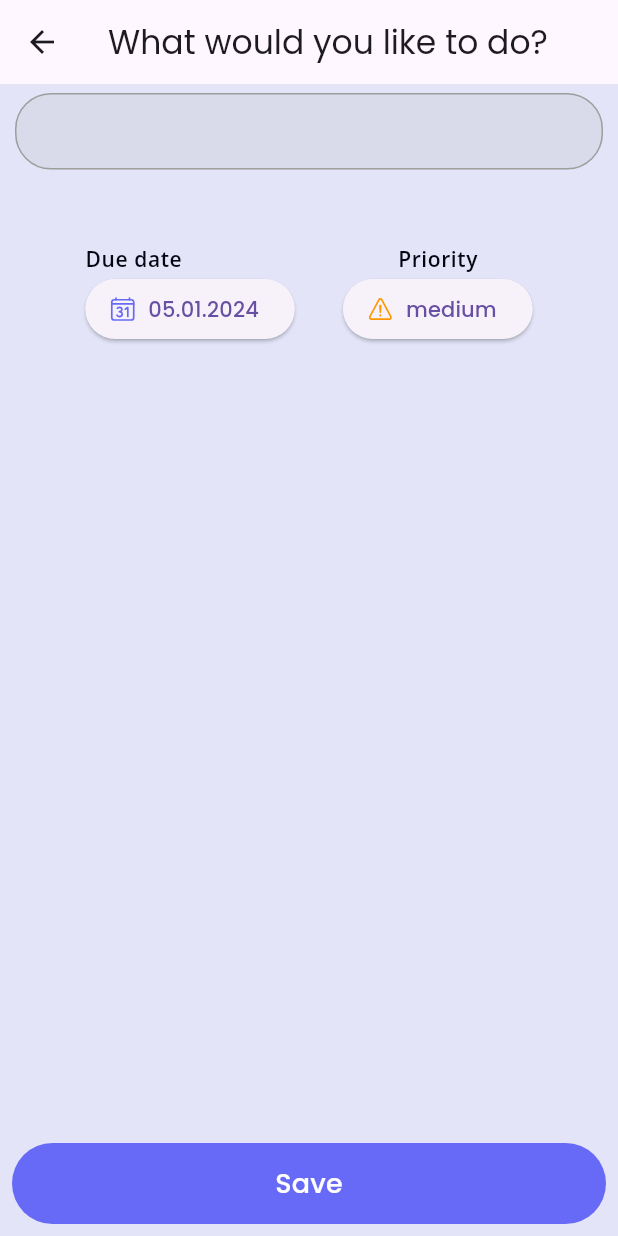
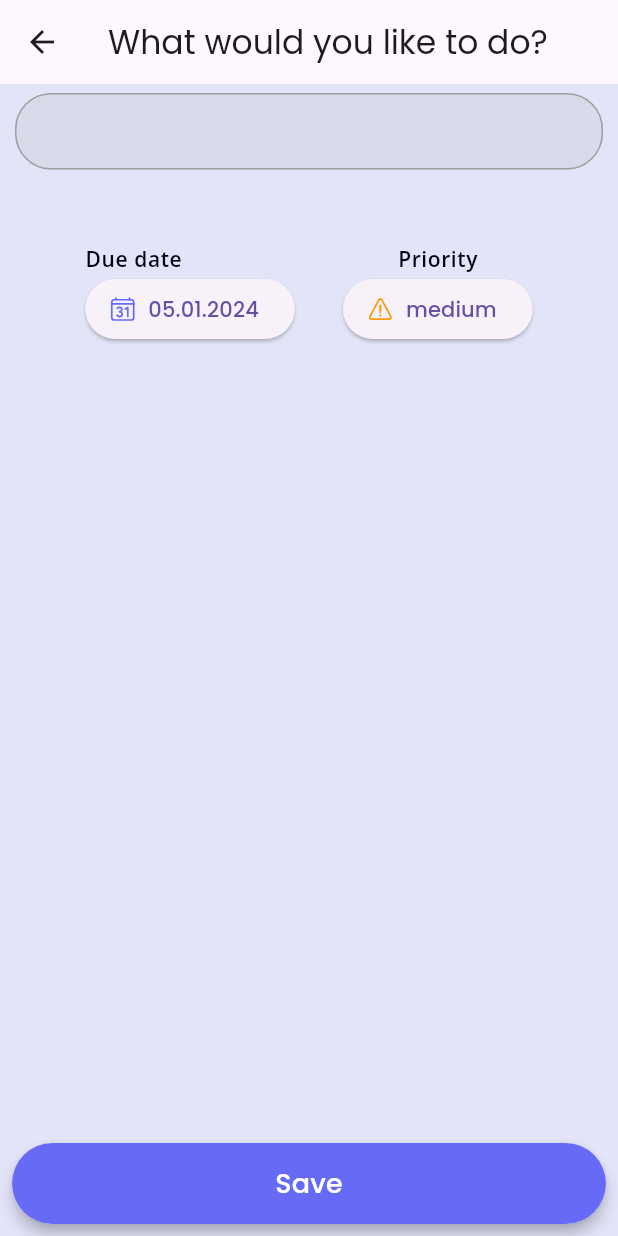
Before and after one commit to EncouragedEntity/todo-list, a Flutter app: the TodosPage screen opened by its route, after a tap on the "add" icon, on a phone screen of 412 x 824 dp. Run offline on Flutter 3.47's test engine with Material 3 defaults, Android fonts, the phone set to English and light mode, and no system bars; our stand-ins replace equatable, flutter_bloc, flutter_native_splash, fluttertoast, google_fonts, grouped_list and 3 more; missing offline and left inert: flutter_session_manager, localstore, mailer; statements that could not run were skipped.

Commit message:
elevated buttons!!!

```diff
--- a/lib/presentation/pages/add_edit_item_page.dart
+++ b/lib/presentation/pages/add_edit_item_page.dart
@@ -184,6 +184,9 @@ class _AddEditItemPageState extends State<AddEditItemPage> {
           const Spacer(),
           Padding(
             padding: const EdgeInsets.all(8.0),
+            child: Material(
+              elevation: 4,
+              borderRadius: BorderRadius.circular(28),
               child: TextButton(
                 style: ButtonStyle(
                   elevation: const MaterialStatePropertyAll(4),
@@ -193,8 +196,8 @@ class _AddEditItemPageState extends State<AddEditItemPage> {
                   foregroundColor: const MaterialStatePropertyAll(
                     Colors.white,
                   ),
-                minimumSize:
-                    MaterialStateProperty.all(const Size(double.infinity, 54)),
+                  minimumSize: MaterialStateProperty.all(
+                      const Size(double.infinity, 54)),
                 ),
                 onPressed: () {
                   item.title = _titleController.text.isEmpty
@@ -209,6 +212,7 @@ class _AddEditItemPageState extends State<AddEditItemPage> {
                 ),
               ),
             ),
+          ),
         ],
       ),
     );
--- a/lib/presentation/pages/todos_page.dart
+++ b/lib/presentation/pages/todos_page.dart
@@ -145,7 +145,10 @@ class _TodosPageState extends State<TodosPage> {
                   ),
                 ),
               ),
-              floatingActionButton: IconButton(
+              floatingActionButton: Material(
+                elevation: 4,
+                borderRadius: BorderRadius.circular(30),
+                child: IconButton(
                   style: ButtonStyle(
                     elevation: const MaterialStatePropertyAll(4),
                     backgroundColor: MaterialStatePropertyAll(
@@ -170,6 +173,7 @@ class _TodosPageState extends State<TodosPage> {
                     Icons.add,
                     size: 40,
                     color: Colors.white,
+                  ),
                 ),
               ),
               floatingActionButtonLocation:
--- a/lib/presentation/widgets/todo/todo_list_tile.dart
+++ b/lib/presentation/widgets/todo/todo_list_tile.dart
@@ -40,6 +40,9 @@ class _TodoItemListTileState extends State<TodoItemListTile> {
       padding: const EdgeInsets.all(8),
       child: Opacity(
         opacity: isChecked ? 0.5 : 1.0,
+        child: Material(
+          elevation: 2,
+          borderRadius: BorderRadius.circular(16),
           child: Container(
             decoration: BoxDecoration(
               borderRadius: BorderRadius.circular(16),
@@ -68,8 +71,8 @@ class _TodoItemListTileState extends State<TodoItemListTile> {
                 Logger().i("Tile was tapped");
               },
               focusColor: Colors.transparent,
-            shape:
-                BeveledRectangleBorder(borderRadius: BorderRadius.circular(16)),
+              shape: BeveledRectangleBorder(
+                  borderRadius: BorderRadius.circular(16)),
               contentPadding: EdgeInsets.zero,
               horizontalTitleGap: 0,
               leading: Padding(
@@ -112,6 +115,7 @@ class _TodoItemListTileState extends State<TodoItemListTile> {
             ),
           ),
         ),
+      ),
     );
   }
 }
```
Lines whose indentation alone changed are shown as unchanged.
